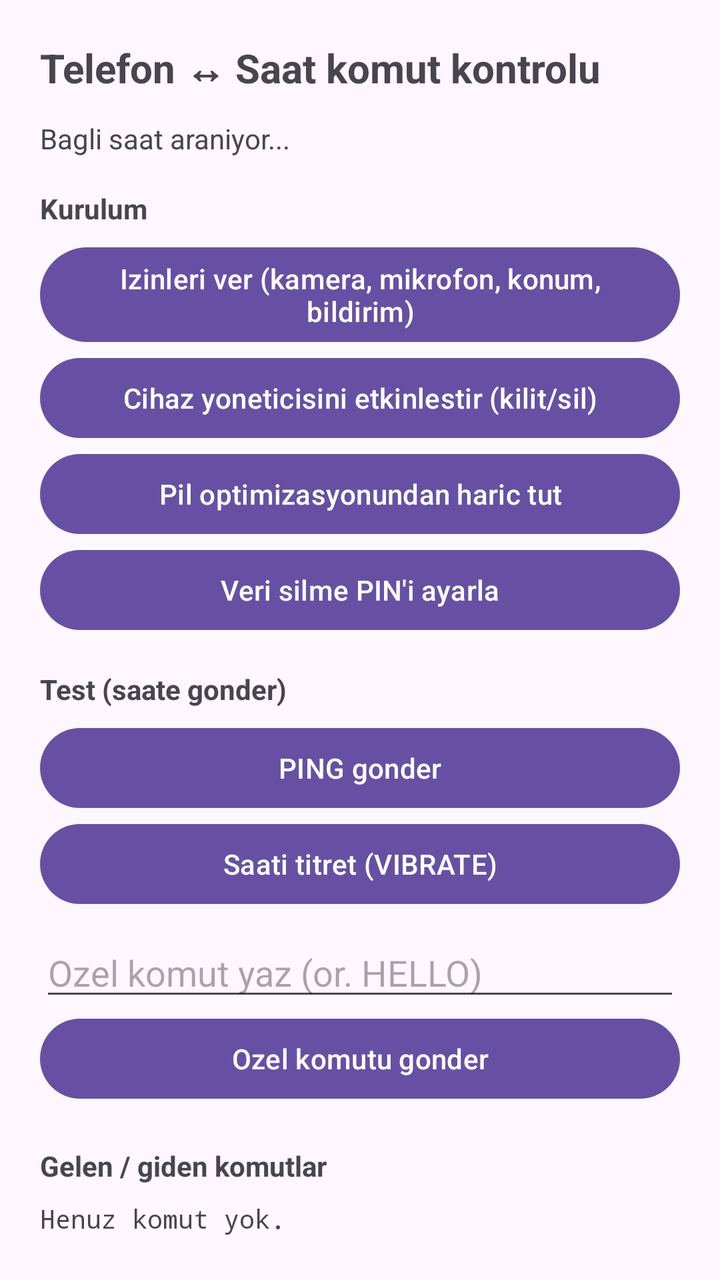
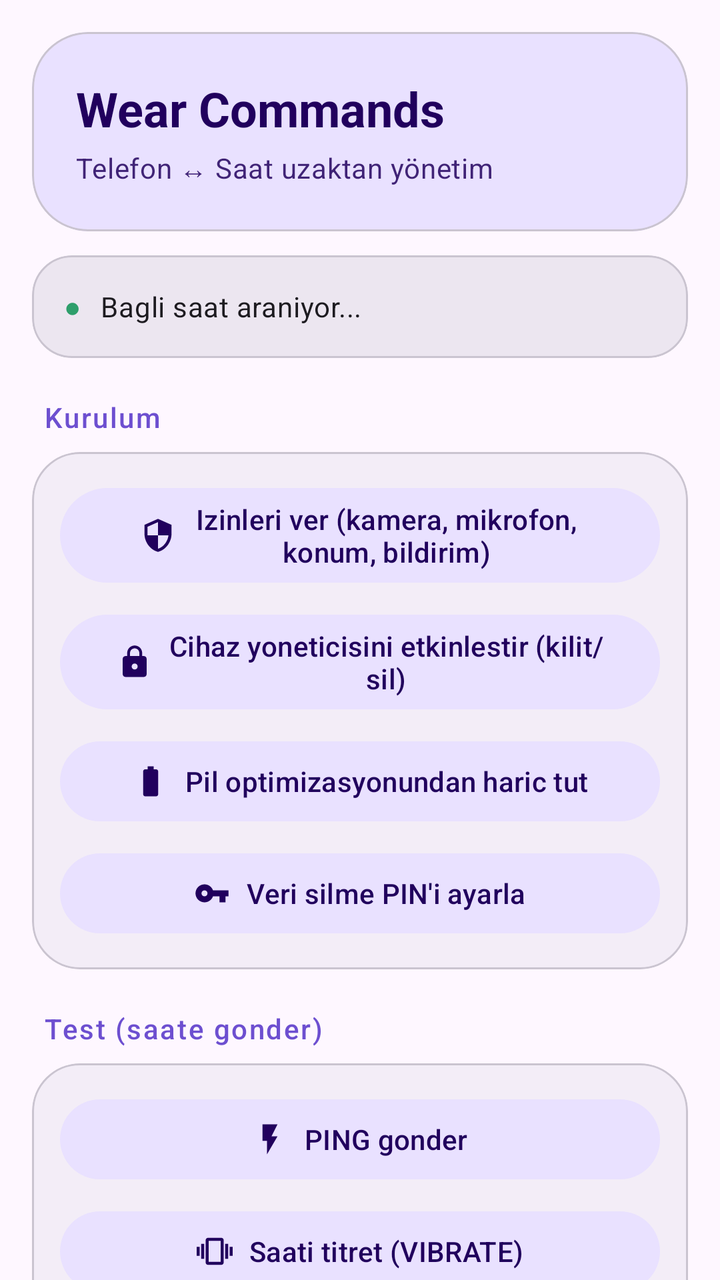

Two renders of the same Android screen: before a commit and after it. Below are the layout's source before the change and the commit's diff.
<!-- AndroidManifest.xml: application theme Theme.WearCommands -->
<!-- res/layout/activity_main.xml -->
<?xml version="1.0" encoding="utf-8"?>
<ScrollView xmlns:android="http://schemas.android.com/apk/res/android"
    android:layout_width="match_parent"
    android:layout_height="match_parent"
    android:fillViewport="true">

    <LinearLayout
        android:layout_width="match_parent"
        android:layout_height="wrap_content"
        android:orientation="vertical"
        android:padding="20dp">

        <TextView
            android:layout_width="match_parent"
            android:layout_height="wrap_content"
            android:text="@string/title"
            android:textSize="20sp"
            android:textStyle="bold"
            android:paddingBottom="12dp" />

        <TextView
            android:id="@+id/statusText"
            android:layout_width="match_parent"
            android:layout_height="wrap_content"
            android:text="Bagli saat araniyor..."
            android:paddingBottom="16dp" />

        <TextView
            android:layout_width="match_parent"
            android:layout_height="wrap_content"
            android:text="@string/setup_title"
            android:textStyle="bold"
            android:paddingBottom="6dp" />

        <Button
            android:id="@+id/permissionsButton"
            android:layout_width="match_parent"
            android:layout_height="wrap_content"
            android:text="@string/btn_permissions" />

        <Button
            android:id="@+id/adminButton"
            android:layout_width="match_parent"
            android:layout_height="wrap_content"
            android:text="@string/btn_admin" />

        <Button
            android:id="@+id/batteryButton"
            android:layout_width="match_parent"
            android:layout_height="wrap_content"
            android:text="@string/btn_battery" />

        <Button
            android:id="@+id/pinButton"
            android:layout_width="match_parent"
            android:layout_height="wrap_content"
            android:text="@string/btn_pin" />

        <TextView
            android:layout_width="match_parent"
            android:layout_height="wrap_content"
            android:text="@string/test_title"
            android:textStyle="bold"
            android:paddingTop="16dp"
            android:paddingBottom="6dp" />

        <Button
            android:id="@+id/pingButton"
            android:layout_width="match_parent"
            android:layout_height="wrap_content"
            android:text="@string/btn_send_ping" />

        <Button
            android:id="@+id/vibrateButton"
            android:layout_width="match_parent"
            android:layout_height="wrap_content"
            android:text="@string/btn_send_vibrate" />

        <EditText
            android:id="@+id/commandInput"
            android:layout_width="match_parent"
            android:layout_height="wrap_content"
            android:layout_marginTop="8dp"
            android:hint="@string/hint_command"
            android:inputType="textCapCharacters"
            android:importantForAutofill="no" />

        <Button
            android:id="@+id/customButton"
            android:layout_width="match_parent"
            android:layout_height="wrap_content"
            android:text="@string/btn_send_custom" />

        <TextView
            android:layout_width="match_parent"
            android:layout_height="wrap_content"
            android:text="@string/log_title"
            android:textStyle="bold"
            android:paddingTop="20dp"
            android:paddingBottom="8dp" />

        <TextView
            android:id="@+id/logText"
            android:layout_width="match_parent"
            android:layout_height="wrap_content"
            android:text="@string/log_empty"
            android:fontFamily="monospace"
            android:textSize="13sp" />
    </LinearLayout>
</ScrollView>
<!-- resources referenced by this layout -->
<resources>
  <string name="btn_send_ping">PING gonder</string>
  <string name="log_empty">Henuz komut yok.</string>
  <string name="setup_title">Kurulum</string>
  <string name="test_title">Test (saate gonder)</string>
  <string name="title">Telefon ↔ Saat komut kontrolu</string>
  <style name="Theme.WearCommands" parent="Theme.Material3.DayNight.NoActionBar" />
  <!-- unchanged entries left out for length: 8 -->
</resources>

<!-- the commit's change to res/layout/activity_main.xml (unified diff, before → after) -->
@@ -1,110 +1,249 @@
 <?xml version="1.0" encoding="utf-8"?>
-<ScrollView xmlns:android="http://schemas.android.com/apk/res/android"
+<androidx.core.widget.NestedScrollView xmlns:android="http://schemas.android.com/apk/res/android"
+    xmlns:app="http://schemas.android.com/apk/res-auto"
     android:layout_width="match_parent"
     android:layout_height="match_parent"
+    android:background="?attr/colorSurface"
     android:fillViewport="true">
 
     <LinearLayout
         android:layout_width="match_parent"
         android:layout_height="wrap_content"
         android:orientation="vertical"
-        android:padding="20dp">
-
+        android:padding="16dp">
+
+        
+        <com.google.android.material.card.MaterialCardView
+            android:layout_width="match_parent"
+            android:layout_height="wrap_content"
+            app:cardBackgroundColor="?attr/colorPrimaryContainer"
+            app:cardCornerRadius="28dp"
+            app:cardElevation="0dp">
+
+            <LinearLayout
+                android:layout_width="match_parent"
+                android:layout_height="wrap_content"
+                android:orientation="vertical"
+                android:padding="22dp">
+
+                <TextView
+                    android:layout_width="wrap_content"
+                    android:layout_height="wrap_content"
+                    android:text="Wear Commands"
+                    android:textColor="?attr/colorOnPrimaryContainer"
+                    android:textAppearance="?attr/textAppearanceHeadlineSmall"
+                    android:textStyle="bold" />
+
+                <TextView
+                    android:layout_width="wrap_content"
+                    android:layout_height="wrap_content"
+                    android:layout_marginTop="4dp"
+                    android:text="Telefon ↔ Saat uzaktan yönetim"
+                    android:textColor="?attr/colorOnPrimaryContainer"
+                    android:textAppearance="?attr/textAppearanceBodyMedium"
+                    android:alpha="0.85" />
+            </LinearLayout>
+        </com.google.android.material.card.MaterialCardView>
+
+        
+        <com.google.android.material.card.MaterialCardView
+            android:layout_width="match_parent"
+            android:layout_height="wrap_content"
+            android:layout_marginTop="12dp"
+            app:cardBackgroundColor="?attr/colorSurfaceContainerHigh"
+            app:cardCornerRadius="20dp"
+            app:cardElevation="0dp">
+
+            <LinearLayout
+                android:layout_width="match_parent"
+                android:layout_height="wrap_content"
+                android:orientation="horizontal"
+                android:gravity="center_vertical"
+                android:padding="16dp">
+
+                <TextView
+                    android:layout_width="wrap_content"
+                    android:layout_height="wrap_content"
+                    android:text="●"
+                    android:textColor="@color/ok"
+                    android:textSize="14sp"
+                    android:paddingEnd="10dp" />
+
+                <TextView
+                    android:id="@+id/statusText"
+                    android:layout_width="match_parent"
+                    android:layout_height="wrap_content"
+                    android:text="Bagli saat araniyor..."
+                    android:textColor="?attr/colorOnSurface"
+                    android:textAppearance="?attr/textAppearanceBodyMedium" />
+            </LinearLayout>
+        </com.google.android.material.card.MaterialCardView>
+
+        
         <TextView
-            android:layout_width="match_parent"
-            android:layout_height="wrap_content"
-            android:text="@string/title"
-            android:textSize="20sp"
-            android:textStyle="bold"
-            android:paddingBottom="12dp" />
-
+            android:layout_width="wrap_content"
+            android:layout_height="wrap_content"
+            android:layout_marginTop="20dp"
+            android:layout_marginStart="6dp"
+            android:layout_marginBottom="8dp"
+            android:text="@string/setup_title"
+            android:textColor="?attr/colorPrimary"
+            android:textAppearance="?attr/textAppearanceLabelLarge"
+            android:letterSpacing="0.06" />
+
+        <com.google.android.material.card.MaterialCardView
+            android:layout_width="match_parent"
+            android:layout_height="wrap_content"
+            app:cardBackgroundColor="?attr/colorSurfaceContainer"
+            app:cardCornerRadius="24dp"
+            app:cardElevation="0dp">
+
+            <LinearLayout
+                android:layout_width="match_parent"
+                android:layout_height="wrap_content"
+                android:orientation="vertical"
+                android:padding="14dp">
+
+                <com.google.android.material.button.MaterialButton
+                    android:id="@+id/permissionsButton"
+                    style="@style/Widget.Material3.Button.TonalButton"
+                    android:layout_width="match_parent"
+                    android:layout_height="wrap_content"
+                    android:text="@string/btn_permissions"
+                    app:icon="@drawable/ic_security"
+                    app:iconGravity="textStart" />
+
+                <com.google.android.material.button.MaterialButton
+                    android:id="@+id/adminButton"
+                    style="@style/Widget.Material3.Button.TonalButton"
+                    android:layout_width="match_parent"
+                    android:layout_height="wrap_content"
+                    android:layout_marginTop="8dp"
+                    android:text="@string/btn_admin"
+                    app:icon="@drawable/ic_admin"
+                    app:iconGravity="textStart" />
+
+                <com.google.android.material.button.MaterialButton
+                    android:id="@+id/batteryButton"
+                    style="@style/Widget.Material3.Button.TonalButton"
+                    android:layout_width="match_parent"
+                    android:layout_height="wrap_content"
+                    android:layout_marginTop="8dp"
+                    android:text="@string/btn_battery"
+                    app:icon="@drawable/ic_battery"
+                    app:iconGravity="textStart" />
+
+                <com.google.android.material.button.MaterialButton
+                    android:id="@+id/pinButton"
+                    style="@style/Widget.Material3.Button.TonalButton"
+                    android:layout_width="match_parent"
+                    android:layout_height="wrap_content"
+                    android:layout_marginTop="8dp"
+                    android:text="@string/btn_pin"
+                    app:icon="@drawable/ic_pin"
+                    app:iconGravity="textStart" />
+            </LinearLayout>
+        </com.google.android.material.card.MaterialCardView>
+
+        
         <TextView
-            android:id="@+id/statusText"
-            android:layout_width="match_parent"
-            android:layout_height="wrap_content"
-            android:text="Bagli saat araniyor..."
-            android:paddingBottom="16dp" />
-
+            android:layout_width="wrap_content"
+            android:layout_height="wrap_content"
+            android:layout_marginTop="20dp"
+            android:layout_marginStart="6dp"
+            android:layout_marginBottom="8dp"
+            android:text="@string/test_title"
+            android:textColor="?attr/colorPrimary"
+            android:textAppearance="?attr/textAppearanceLabelLarge"
+            android:letterSpacing="0.06" />
+
+        <com.google.android.material.card.MaterialCardView
+            android:layout_width="match_parent"
+            android:layout_height="wrap_content"
+            app:cardBackgroundColor="?attr/colorSurfaceContainer"
+            app:cardCornerRadius="24dp"
+            app:cardElevation="0dp">
+
+            <LinearLayout
+                android:layout_width="match_parent"
+                android:layout_height="wrap_content"
+                android:orientation="vertical"
+                android:padding="14dp">
+
+                <com.google.android.material.button.MaterialButton
+                    android:id="@+id/pingButton"
+                    style="@style/Widget.Material3.Button.TonalButton"
+                    android:layout_width="match_parent"
+                    android:layout_height="wrap_content"
+                    android:text="@string/btn_send_ping"
+                    app:icon="@drawable/ic_bolt"
+                    app:iconGravity="textStart" />
+
+                <com.google.android.material.button.MaterialButton
+                    android:id="@+id/vibrateButton"
+                    style="@style/Widget.Material3.Button.TonalButton"
+                    android:layout_width="match_parent"
+                    android:layout_height="wrap_content"
+                    android:layout_marginTop="8dp"
+                    android:text="@string/btn_send_vibrate"
+                    app:icon="@drawable/ic_vibration"
+                    app:iconGravity="textStart" />
+
+                <com.google.android.material.textfield.TextInputLayout
+                    style="@style/Widget.Material3.TextInputLayout.OutlinedBox"
+                    android:layout_width="match_parent"
+                    android:layout_height="wrap_content"
+                    android:layout_marginTop="12dp"
+                    android:hint="@string/hint_command">
+
+                    <com.google.android.material.textfield.TextInputEditText
+                        android:id="@+id/commandInput"
+                        android:layout_width="match_parent"
+                        android:layout_height="wrap_content"
+                        android:inputType="textCapCharacters"
+                        android:importantForAutofill="no" />
+                </com.google.android.material.textfield.TextInputLayout>
+
+                <com.google.android.material.button.MaterialButton
+                    android:id="@+id/customButton"
+                    android:layout_width="match_parent"
+                    android:layout_height="wrap_content"
+                    android:layout_marginTop="8dp"
+                    android:text="@string/btn_send_custom"
+                    app:icon="@drawable/ic_send"
+                    app:iconGravity="textStart" />
+            </LinearLayout>
+        </com.google.android.material.card.MaterialCardView>
+
+        
         <TextView
-            android:layout_width="match_parent"
-            android:layout_height="wrap_content"
-            android:text="@string/setup_title"
-            android:textStyle="bold"
-            android:paddingBottom="6dp" />
-
-        <Button
-            android:id="@+id/permissionsButton"
-            android:layout_width="match_parent"
-            android:layout_height="wrap_content"
-            android:text="@string/btn_permissions" />
-
-        <Button
-            android:id="@+id/adminButton"
-            android:layout_width="match_parent"
-            android:layout_height="wrap_content"
-            android:text="@string/btn_admin" />
-
-        <Button
-            android:id="@+id/batteryButton"
-            android:layout_width="match_parent"
-            android:layout_height="wrap_content"
-            android:text="@string/btn_battery" />
-
-        <Button
-            android:id="@+id/pinButton"
-            android:layout_width="match_parent"
-            android:layout_height="wrap_content"
-            android:text="@string/btn_pin" />
-
-        <TextView
-            android:layout_width="match_parent"
-            android:layout_height="wrap_content"
-            android:text="@string/test_title"
-            android:textStyle="bold"
-            android:paddingTop="16dp"
-            android:paddingBottom="6dp" />
-
-        <Button
-            android:id="@+id/pingButton"
-            android:layout_width="match_parent"
-            android:layout_height="wrap_content"
-            android:text="@string/btn_send_ping" />
-
-        <Button
-            android:id="@+id/vibrateButton"
-            android:layout_width="match_parent"
-            android:layout_height="wrap_content"
-            android:text="@string/btn_send_vibrate" />
-
-        <EditText
-            android:id="@+id/commandInput"
-            android:layout_width="match_parent"
-            android:layout_height="wrap_content"
-            android:layout_marginTop="8dp"
-            android:hint="@string/hint_command"
-            android:inputType="textCapCharacters"
-            android:importantForAutofill="no" />
-
-        <Button
-            android:id="@+id/customButton"
-            android:layout_width="match_parent"
-            android:layout_height="wrap_content"
-            android:text="@string/btn_send_custom" />
-
-        <TextView
-            android:layout_width="match_parent"
-            android:layout_height="wrap_content"
+            android:layout_width="wrap_content"
+            android:layout_height="wrap_content"
+            android:layout_marginTop="20dp"
+            android:layout_marginStart="6dp"
+            android:layout_marginBottom="8dp"
             android:text="@string/log_title"
-            android:textStyle="bold"
-            android:paddingTop="20dp"
-            android:paddingBottom="8dp" />
-
-        <TextView
-            android:id="@+id/logText"
-            android:layout_width="match_parent"
-            android:layout_height="wrap_content"
-            android:text="@string/log_empty"
-            android:fontFamily="monospace"
-            android:textSize="13sp" />
+            android:textColor="?attr/colorPrimary"
+            android:textAppearance="?attr/textAppearanceLabelLarge"
+            android:letterSpacing="0.06" />
+
+        <com.google.android.material.card.MaterialCardView
+            android:layout_width="match_parent"
+            android:layout_height="wrap_content"
+            android:layout_marginBottom="16dp"
+            app:cardBackgroundColor="?attr/colorSurfaceContainer"
+            app:cardCornerRadius="24dp"
+            app:cardElevation="0dp">
+
+            <TextView
+                android:id="@+id/logText"
+                android:layout_width="match_parent"
+                android:layout_height="wrap_content"
+                android:padding="16dp"
+                android:text="@string/log_empty"
+                android:textColor="?attr/colorOnSurfaceVariant"
+                android:fontFamily="monospace"
+                android:textSize="13sp" />
+        </com.google.android.material.card.MaterialCardView>
     </LinearLayout>
-</ScrollView>
+</androidx.core.widget.NestedScrollView>
<!-- resource entries referenced after the edit -->
@@ -1,11 +1,52 @@
 <!-- resources referenced by this layout -->
 <resources>
+  <color name="ok">#2E9E6B</color>
+  <!-- drawable ic_admin (drawable) -->
+  <vector xmlns:android="http://schemas.android.com/apk/res/android" android:width="24dp" android:height="24dp" android:viewportWidth="24" android:viewportHeight="24">
+    <path android:fillColor="#000000" android:pathData="M18,8h-1V6c0,-2.76 -2.24,-5 -5,-5S7,3.24 7,6v2H6c-1.1,0 -2,0.9 -2,2v10c0,1.1 0.9,2 2,2h12c1.1,0 2,-0.9 2,-2V10c0,-1.1 -0.9,-2 -2,-2zM12,17c-1.1,0 -2,-0.9 -2,-2s0.9,-2 2,-2 2,0.9 2,2 -0.9,2 -2,2zM15.1,8H8.9V6c0,-1.71 1.39,-3.1 3.1,-3.1 1.71,0 3.1,1.39 3.1,3.1v2z"/>
+  </vector>
+  <!-- drawable ic_battery (drawable) -->
+  <vector xmlns:android="http://schemas.android.com/apk/res/android" android:width="24dp" android:height="24dp" android:viewportWidth="24" android:viewportHeight="24">
+    <path android:fillColor="#000000" android:pathData="M15.67,4H14V2h-4v2H8.33C7.6,4 7,4.6 7,5.33v15.33C7,21.4 7.6,22 8.33,22h7.33c0.74,0 1.34,-0.6 1.34,-1.33V5.33C17,4.6 16.4,4 15.67,4z"/>
+  </vector>
+  <!-- drawable ic_bolt (drawable) -->
+  <vector xmlns:android="http://schemas.android.com/apk/res/android" android:width="24dp" android:height="24dp" android:viewportWidth="24" android:viewportHeight="24">
+    <path android:fillColor="#000000" android:pathData="M7,2v11h3v9l7,-12h-4l4,-8z"/>
+  </vector>
+  <!-- drawable ic_pin (drawable) -->
+  <vector xmlns:android="http://schemas.android.com/apk/res/android" android:width="24dp" android:height="24dp" android:viewportWidth="24" android:viewportHeight="24">
+    <path android:fillColor="#000000" android:pathData="M12.65,10C11.83,7.67 9.61,6 7,6c-3.31,0 -6,2.69 -6,6s2.69,6 6,6c2.61,0 4.83,-1.67 5.65,-4H17v4h4v-4h2v-4H12.65zM7,14c-1.1,0 -2,-0.9 -2,-2s0.9,-2 2,-2 2,0.9 2,2 -0.9,2 -2,2z"/>
+  </vector>
+  <!-- drawable ic_security (drawable) -->
+  <vector xmlns:android="http://schemas.android.com/apk/res/android" android:width="24dp" android:height="24dp" android:viewportWidth="24" android:viewportHeight="24">
+    <path android:fillColor="#000000" android:pathData="M12,1L3,5v6c0,5.55 3.84,10.74 9,12 5.16,-1.26 9,-6.45 9,-12V5l-9,-4zM12,11.99h7c-0.53,4.12 -3.28,7.79 -7,8.94V12H5V6.3l7,-3.11v8.8z"/>
+  </vector>
+  <!-- drawable ic_send (drawable) -->
+  <vector xmlns:android="http://schemas.android.com/apk/res/android" android:width="24dp" android:height="24dp" android:viewportWidth="24" android:viewportHeight="24">
+    <path android:fillColor="#000000" android:pathData="M2.01,21L23,12 2.01,3 2,10l15,2 -15,2z"/>
+  </vector>
+  <!-- drawable ic_vibration (drawable) -->
+  <vector xmlns:android="http://schemas.android.com/apk/res/android" android:width="24dp" android:height="24dp" android:viewportWidth="24" android:viewportHeight="24">
+    <path android:fillColor="#000000" android:pathData="M0,15h2V9H0v6zM3,17h2V7H3v10zM22,9v6h2V9h-2zM19,17h2V7h-2v10zM16.5,3h-9C6.67,3 6,3.67 6,4.5v15c0,0.83 0.67,1.5 1.5,1.5h9c0.83,0 1.5,-0.67 1.5,-1.5v-15c0,-0.83 -0.67,-1.5 -1.5,-1.5zM16,19H8V5h8v14z"/>
+  </vector>
   <string name="btn_send_ping">PING gonder</string>
   <string name="log_empty">Henuz komut yok.</string>
   <string name="setup_title">Kurulum</string>
   <string name="test_title">Test (saate gonder)</string>
-  <string name="title">Telefon ↔ Saat komut kontrolu</string>
-  <style name="Theme.WearCommands" parent="Theme.Material3.DayNight.NoActionBar" />
+  <style name="Theme.WearCommands" parent="Theme.Material3.DayNight.NoActionBar">
+          <item name="colorPrimary">@color/brand</item>
+          <item name="colorOnPrimary">@color/on_brand</item>
+          <item name="colorPrimaryContainer">@color/brand_container</item>
+          <item name="colorOnPrimaryContainer">@color/on_brand_container</item>
+          <item name="colorSecondary">@color/brand</item>
+          <item name="colorSecondaryContainer">@color/brand_container</item>
+          <item name="colorOnSecondaryContainer">@color/on_brand_container</item>
+          <item name="android:navigationBarColor">?attr/colorSurface</item>
+      </style>
+  <color name="brand">#6D4FD0</color>
+  <color name="on_brand">#FFFFFF</color>
+  <color name="brand_container">#E9E1FF</color>
+  <color name="on_brand_container">#21005D</color>
   <!-- unchanged entries left out for length: 8 -->
 </resources>
 
